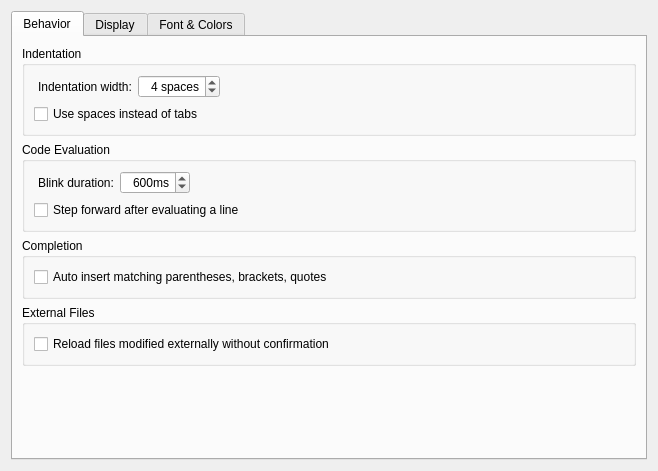
The window that editors/sc-ide/forms/settings_editor.ui (isnbh0/supercollider) describes before a commit, drawn with Qt 5.
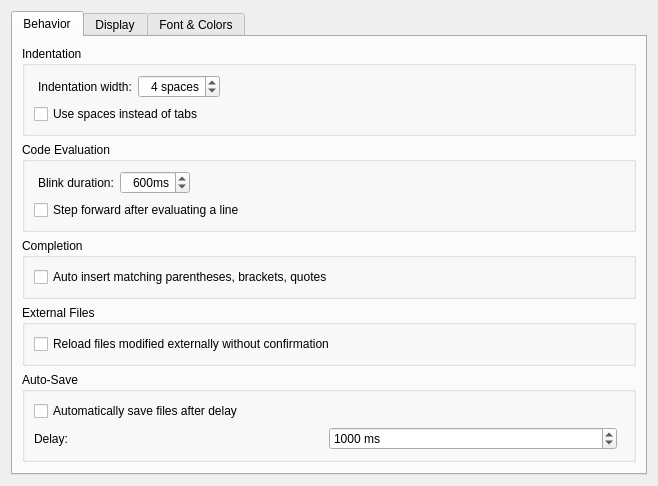
The same window after the commit. The open tabs and pages were chosen to show the change. Custom widgets are drawn as their Qt base class.

Commit message:
feat(scide): add auto-save after delay feature
Automatically save documents after a configurable delay following the
last edit. This prevents data loss while avoiding excessive disk writes.

New settings in Preferences > Editor:
- "Auto-save after delay" checkbox (enables/disables)
- "Delay (seconds)" spinner (1-300 seconds, default 30)

Implementation uses a per-document QTimer that resets on each edit and
triggers save when the delay expires. Only saves documents with existing
file paths (excludes untitled documents).

```diff
--- a/editors/sc-ide/forms/settings_editor.ui
+++ b/editors/sc-ide/forms/settings_editor.ui
@@ -193,6 +193,59 @@
           </layout>
          </widget>
         </item>
+        <item>
+         <widget class="QGroupBox" name="autoSaveGroupBox">
+          <property name="title">
+           <string>Auto-Save</string>
+          </property>
+          <layout class="QVBoxLayout" name="autoSaveLayout">
+           <item>
+            <widget class="QCheckBox" name="autoSaveCheckBox">
+             <property name="text">
+              <string>Automatically save files after delay</string>
+             </property>
+            </widget>
+           </item>
+           <item>
+            <layout class="QHBoxLayout" name="autoSaveDelayLayout">
+             <item>
+              <widget class="QLabel" name="autoSaveDelayLabel">
+               <property name="text">
+                <string>Delay:</string>
+               </property>
+              </widget>
+             </item>
+             <item>
+              <widget class="QSpinBox" name="autoSaveDelaySpinBox">
+               <property name="suffix">
+                <string> ms</string>
+               </property>
+               <property name="minimum">
+                <number>100</number>
+               </property>
+               <property name="maximum">
+                <number>30000</number>
+               </property>
+               <property name="singleStep">
+                <number>100</number>
+               </property>
+               <property name="value">
+                <number>1000</number>
+               </property>
+              </widget>
+             </item>
+             <item>
+              <spacer name="autoSaveDelaySpacer">
+               <property name="orientation">
+                <enum>Qt::Horizontal</enum>
+               </property>
+              </spacer>
+             </item>
+            </layout>
+           </item>
+          </layout>
+         </widget>
+        </item>
         <item>
          <spacer name="verticalSpacer">
           <property name="orientation">
```
The commit also changes 5 other files.
